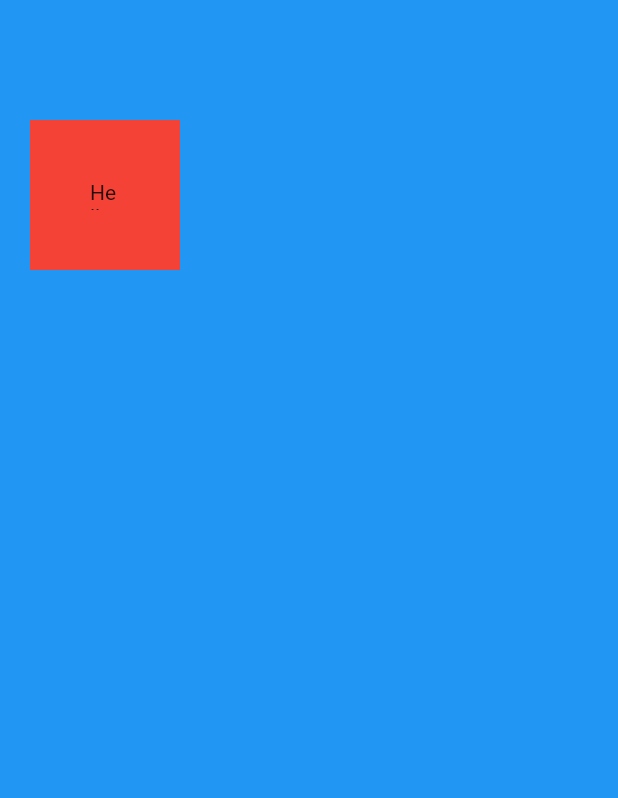
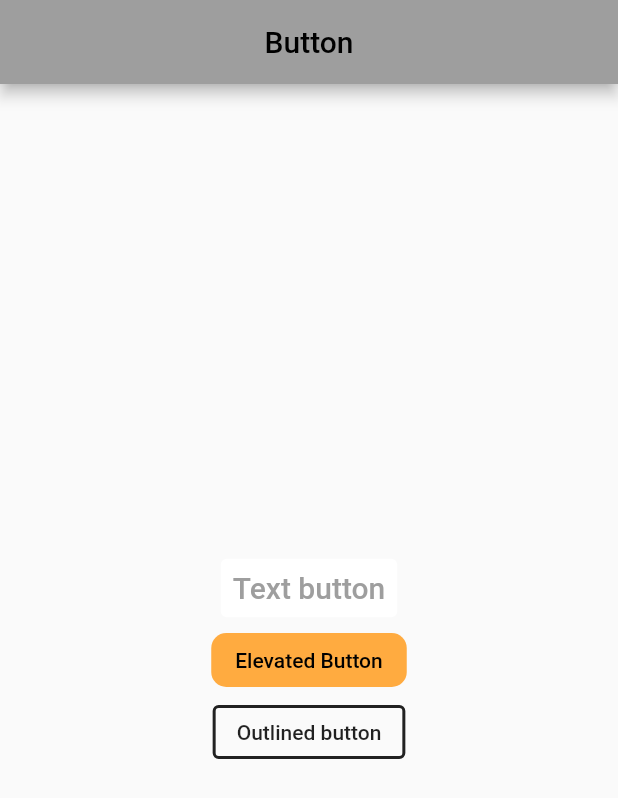
Before and after one commit to jyp90/App-TIL-Flutter, a Flutter app: the screen it shows after launch, on a phone screen of 412 x 824 dp. Shown: the top 798 px of the screen. Run offline on Flutter 3.47's test engine with Material 2 defaults, Android fonts, the phone set to English and light mode, and no system bars.

Commit message:
feat: TextButton, ElevatedButton, OutlinedButton 버튼 속성과 꾸미기 추가

```diff
--- a/lib/main.dart
+++ b/lib/main.dart
@@ -3,34 +3,70 @@ import 'package:flutter/material.dart';
 void main() => runApp(MyApp());
 
 class MyApp extends StatelessWidget {
+  const MyApp({super.key});
+
   @override
   Widget build(BuildContext context) {
     return MaterialApp(
       title: 'AppBar',
-      theme: ThemeData(primarySwatch: Colors.red),
-      home: MyPage(),
+      theme: ThemeData(primarySwatch: Colors.grey),
+      home: const MyButtons(),
+      debugShowCheckedModeBanner: false,
     );
   }
 }
 
-class MyPage extends StatelessWidget {
+class MyButtons extends StatelessWidget {
+  const MyButtons({super.key});
+
   @override
   Widget build(BuildContext context) {
     return Scaffold(
-      backgroundColor: Colors.blue,
-      body: SafeArea(
-        child: Container(
-          color: Colors.red,
-          width: 100,
-          height: 100,
-          margin: EdgeInsets.symmetric(
-            vertical: 80,
-            horizontal: 20
+        appBar: AppBar(
+          title: Text("Button"),
+          centerTitle: true,
+        ),
+        body: Center(
+          child: Column(
+            mainAxisAlignment: MainAxisAlignment.center,
+            children: [
+              TextButton(
+                onPressed: () {
+                  print('text button');
+                },
+                child: Text(
+                  'Text button',
+                  style: TextStyle(fontSize: 20.0),
+                ),
+                style: TextButton.styleFrom(
+                  backgroundColor: Colors.white,
+                ),
+              ),
+              ElevatedButton(
+                  onPressed: () {
+                    print('Elevated button');
+                  },
+                  child: Text('Elevated Button'),
+              style: ElevatedButton.styleFrom(
+                primary: Colors.orangeAccent, // 버튼 색깔 옵션
+                shape: RoundedRectangleBorder(
+                  borderRadius: BorderRadius.circular(10.0), // 라운드 둥글게 옵션
+                ),
+                elevation: 0.0, // 그림자 제거 옵션
+              ),
+              ),
+              OutlinedButton(onPressed: () {
+                print('Outlined Button');
+              }, child: Text('Outlined button'),
+              style: OutlinedButton.styleFrom(
+                primary: Colors.black87,
+                side: BorderSide(
+                  color: Colors.black87,
+                  width: 2.0,
+                ),
+              )),
+            ],
           ),
-          padding: EdgeInsets.all(40),
-          child: Text('Hello'),
-        ),
-      )
-    );
+        ));
   }
 }
```
